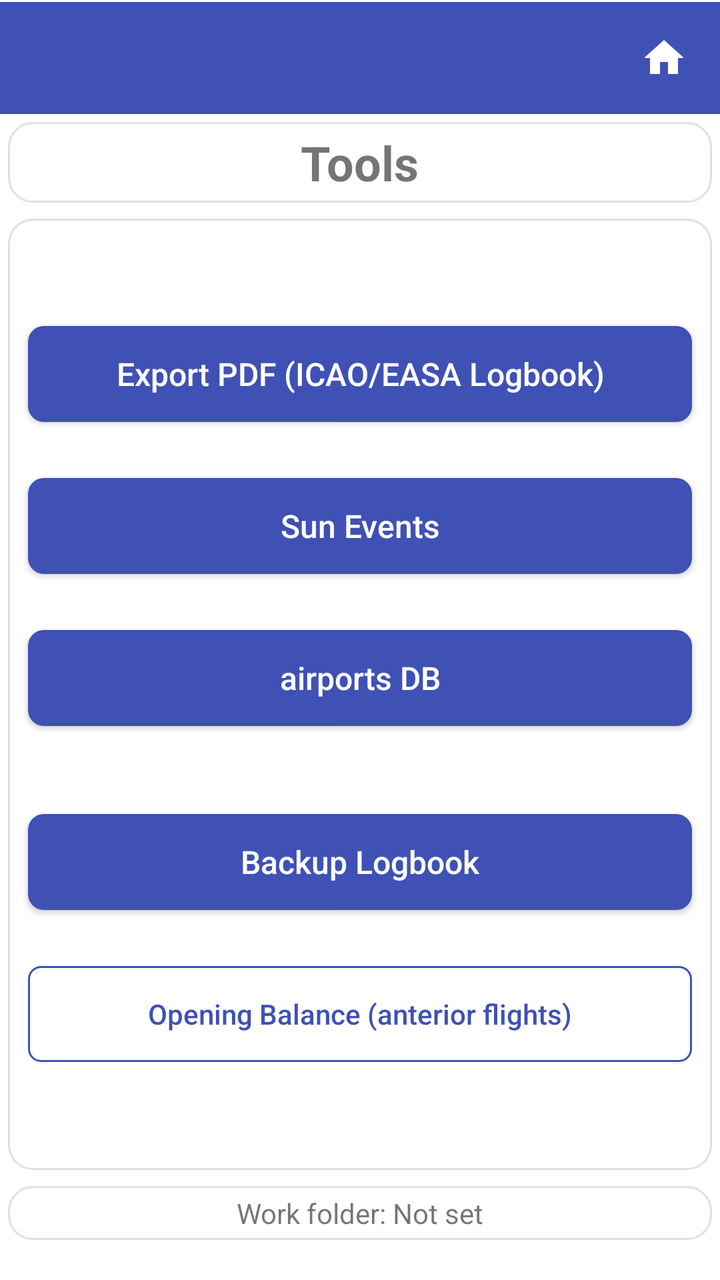
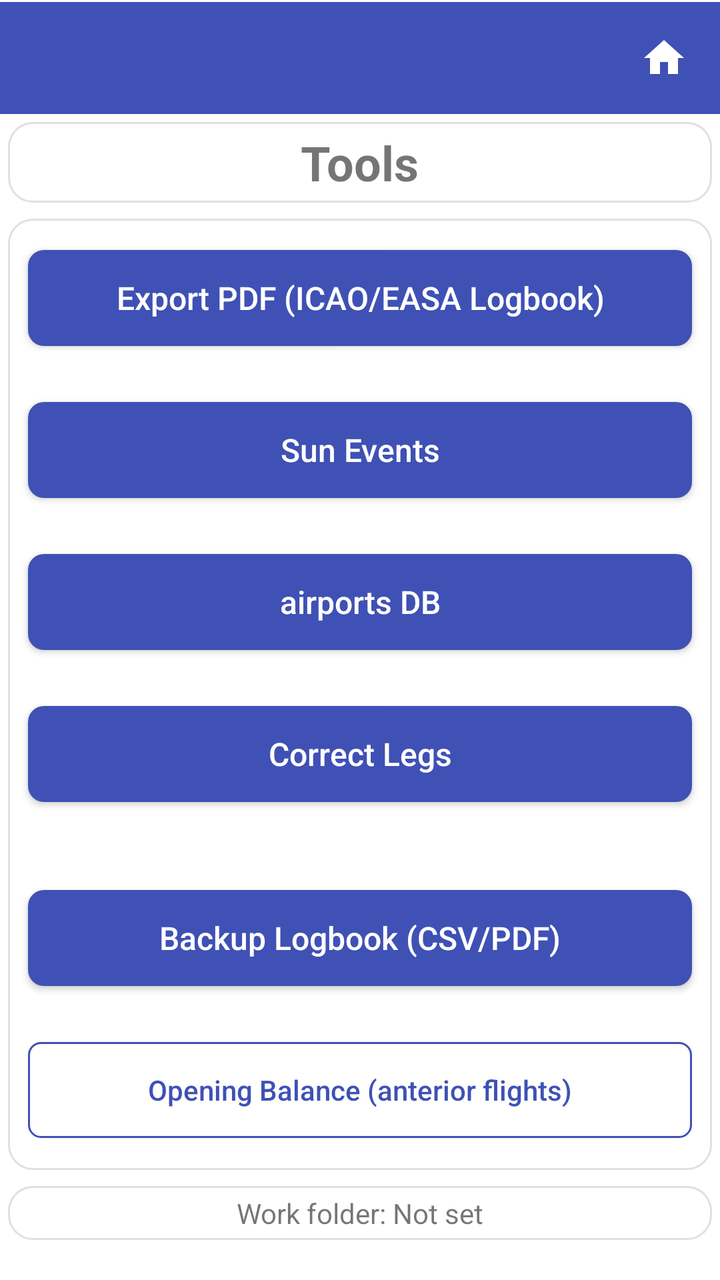

Before-and-after screenshots of an Android layout around one commit, followed by the original layout XML and the change that was made.
<!-- AndroidManifest.xml: application theme Theme.StripToLogbook.View -->
<!-- res/layout/activity_tools.xml -->
<?xml version="1.0" encoding="utf-8"?>
<LinearLayout xmlns:android="http://schemas.android.com/apk/res/android"
    android:layout_width="match_parent"
    android:layout_height="match_parent"
    android:orientation="vertical"
    android:paddingBottom="16dp">

    
    <include layout="@layout/view_app_toolbar" />

    
    <LinearLayout
        style="@style/Card.Surface"
        android:layout_width="match_parent"
        android:layout_height="wrap_content"
        android:autoSizeTextType="uniform"
        android:gravity="center"
        android:orientation="vertical">

        <TextView
            android:layout_width="wrap_content"
            android:layout_height="wrap_content"
            android:text="Tools"
            android:textSize="24sp"
            android:textStyle="bold" />


    </LinearLayout>

    
    <ScrollView
        android:id="@+id/scroll_view"
        style="@style/Card.Surface"
        android:layout_width="match_parent"
        android:layout_height="0dp"
        android:layout_marginTop="6dp"
        android:layout_weight="1">

        <LinearLayout
            android:layout_width="match_parent"
            android:layout_height="wrap_content"
            android:layout_gravity="center_vertical"
            android:orientation="vertical">

            <Button
                android:id="@+id/btn_export_pdf"
                style="@style/PrimaryButtonStyle"
                android:layout_width="match_parent"
                android:layout_height="wrap_content"
                android:text="Export PDF (ICAO/EASA Logbook)" />

            <Space
                android:layout_width="match_parent"
                android:layout_height="16dp" />

            <Button
                android:id="@+id/btn_flight_sun"
                style="@style/PrimaryButtonStyle"
                android:layout_width="match_parent"
                android:layout_height="wrap_content"
                android:text="Sun Events" />

            <Space
                android:layout_width="match_parent"
                android:layout_height="16dp" />

            <Button
                android:id="@+id/btn_airports"
                style="@style/PrimaryButtonStyle"
                android:layout_width="match_parent"
                android:layout_height="wrap_content"
                android:text="airports DB" />

            <Space
                android:layout_width="match_parent"
                android:layout_height="32dp" />


            <Button
                android:id="@+id/btn_backup"
                style="@style/PrimaryButtonStyle"
                android:layout_width="match_parent"
                android:layout_height="wrap_content"
                android:text="Backup Logbook" />

            <Space
                android:layout_width="match_parent"
                android:layout_height="16dp" />

            <Button
                android:id="@+id/btn_opening_balance"
                style="@style/SecondaryButtonStyle"
                android:layout_width="match_parent"
                android:layout_height="wrap_content"
                android:text="Opening Balance (anterior flights)" />


        </LinearLayout>

    </ScrollView>

    
    <LinearLayout
        style="@style/Card.Surface"
        android:layout_width="match_parent"
        android:layout_height="wrap_content"
        android:layout_marginBottom="30dp"
        android:gravity="center"
        android:orientation="horizontal">

        <TextView
            android:id="@+id/txt_work_folder"
            android:layout_width="match_parent"
            android:layout_height="wrap_content"
            android:gravity="center"
            android:text="Work folder: Not set" />


    </LinearLayout>

</LinearLayout>
<!-- res/layout/view_app_toolbar.xml (included above) -->
<?xml version="1.0" encoding="utf-8"?>
<LinearLayout xmlns:android="http://schemas.android.com/apk/res/android"
    android:id="@+id/toolbar_container"
    android:layout_width="match_parent"
    android:layout_height="wrap_content"
    android:orientation="vertical"
    android:background="@color/colorPrimary">

    <View
        android:id="@+id/status_bar_spacer"
        android:layout_width="match_parent"
        android:layout_height="0dp"
        android:background="@color/colorPrimary" />

    <View
        android:layout_width="match_parent"
        android:layout_height="1dp"
        android:background="@color/surface" />

    <LinearLayout
        android:layout_width="match_parent"
        android:layout_height="wrap_content"
        android:orientation="horizontal"
        android:gravity="center_vertical"
        android:background="@color/colorPrimary">

        <androidx.appcompat.widget.Toolbar
            android:id="@+id/toolbar"
            style="@style/ToolbarStyle"
            android:layout_width="0dp"
            android:layout_height="wrap_content"
            android:layout_weight="1"
            android:background="@color/colorPrimary"
            android:minHeight="?attr/actionBarSize" />

        <ImageButton
            android:id="@+id/btn_home"
            android:layout_width="?attr/actionBarSize"
            android:layout_height="?attr/actionBarSize"
            android:background="?attr/selectableItemBackgroundBorderless"
            android:contentDescription="Home"
            android:src="@drawable/ic_home" />
    </LinearLayout>
</LinearLayout>
<!-- resources referenced by this layout -->
<resources>
  <color name="colorPrimary">#3F51B5</color>
  <color name="surface">#FFFFFFFF</color>
  <!-- drawable ic_home (drawable) -->
  <?xml version="1.0" encoding="utf-8"?>
  <vector xmlns:android="http://schemas.android.com/apk/res/android"
      android:width="24dp"
      android:height="24dp"
      android:viewportWidth="24"
      android:viewportHeight="24">
      <path
          android:fillColor="@color/surface"
          android:pathData="M10,20v-6h4v6h5v-8h3L12,3 2,12h3v8z" />
  </vector>
  <style name="Card.Surface">
          <item name="android:background">@drawable/bg_card</item>
          <item name="android:padding">4dp</item>
          <item name="android:layout_margin">4dp</item>
      </style>
  <style name="ToolbarStyle" parent="Widget.AppCompat.Toolbar">
          <item name="android:background">@color/colorPrimary</item>
          <item name="titleTextAppearance">@style/ToolbarTitleStyle</item>
      </style>
  <!-- drawable bg_card (drawable) -->
  <?xml version="1.0" encoding="utf-8"?>
  <shape xmlns:android="http://schemas.android.com/apk/res/android">
      <solid android:color="@color/surface" />
      <corners android:radius="12dp" />
      <stroke android:width="1dp"
          android:color="@color/border" />
  </shape>
  <!-- drawable bg_button_primary (drawable) -->
  <?xml version="1.0" encoding="utf-8"?>
  <shape xmlns:android="http://schemas.android.com/apk/res/android">
      <solid android:color="@color/colorPrimary" />
      <corners android:radius="8dp" />
  </shape>
  <!-- drawable bg_button_secondary (drawable) -->
  <?xml version="1.0" encoding="utf-8"?>
  <shape xmlns:android="http://schemas.android.com/apk/res/android">
      <solid android:color="@android:color/transparent" />
      <stroke android:width="1dp" android:color="@color/colorPrimary" />
      <corners android:radius="6dp" />
  </shape>
  <style name="ToolbarTitleStyle" parent="Widget.AppCompat.EditText">
          
          <item name="android:textColor">@color/surface</item>
          <item name="tint">@android:color/white</item>
      </style>
  <color name="purple_500">#FF6200EE</color>
  <color name="purple_700">#FF3700B3</color>
  <color name="teal_200">#FF03DAC5</color>
  <color name="dropdown_background">#FFFFFFFF</color>
  <style name="NoBackgroundTextView" parent="Widget.AppCompat.TextView">
          <item name="android:background">@null</item>
      </style>
  <style name="MyAutoCompleteTextViewStyle" parent="Widget.AppCompat.AutoCompleteTextView">
          <item name="android:textSize">16sp</item>
          <item name="android:textColor">@color/text_primary</item>
          <item name="android:fontFamily">sans-serif</item>
          <item name="android:popupBackground">@color/dropdown_background</item>
      </style>
  <style name="ToolbarNavButtonStyle" parent="Widget.AppCompat.Toolbar.Button.Navigation">
          <item name="android:tint">@color/surface</item>
      </style>
  <color name="border">#E0E0E0</color>
  <!-- drawable edittext_background (drawable) -->
  <selector xmlns:android="http://schemas.android.com/apk/res/android">
      <item android:state_enabled="false"
          android:drawable="@android:color/transparent" />
      <item android:drawable="@drawable/edittext_background_shape" />
  
  
  
  </selector>
  <color name="text_primary">#DE000000</color>
  <!-- drawable edittext_background_shape (drawable) -->
  <shape xmlns:android="http://schemas.android.com/apk/res/android">
      <solid android:color="@color/edittext_background_color" />
      <corners android:radius="4dp" />
      
      <stroke android:width="1dp" android:color="@color/edittext_stroke_color" />
  </shape>
  <color name="edittext_background_color">#F5F5F5</color>
  <color name="edittext_stroke_color">#DDDDDD</color>
  <!-- unchanged entries left out for length: 4 -->
</resources>

<!-- the commit's change to res/layout/activity_tools.xml (unified diff, before → after) -->
@@ -73,6 +73,17 @@
 
             <Space
                 android:layout_width="match_parent"
+                android:layout_height="16dp" />
+
+            <Button
+                android:id="@+id/btn_correct_legs"
+                style="@style/PrimaryButtonStyle"
+                android:layout_width="match_parent"
+                android:layout_height="wrap_content"
+                android:text="Correct Legs" />
+
+            <Space
+                android:layout_width="match_parent"
                 android:layout_height="32dp" />
 
 
@@ -81,7 +92,7 @@
                 style="@style/PrimaryButtonStyle"
                 android:layout_width="match_parent"
                 android:layout_height="wrap_content"
-                android:text="Backup Logbook" />
+                android:text="Backup Logbook (CSV/PDF)" />
 
             <Space
                 android:layout_width="match_parent"
